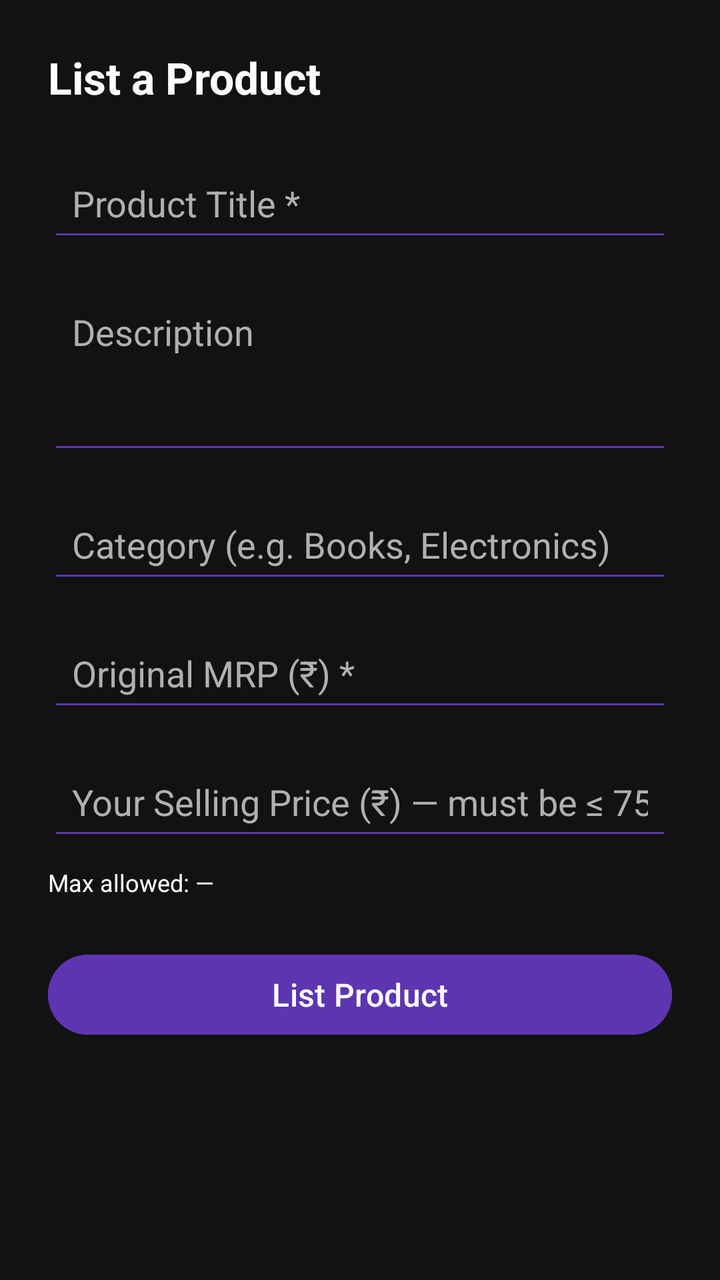
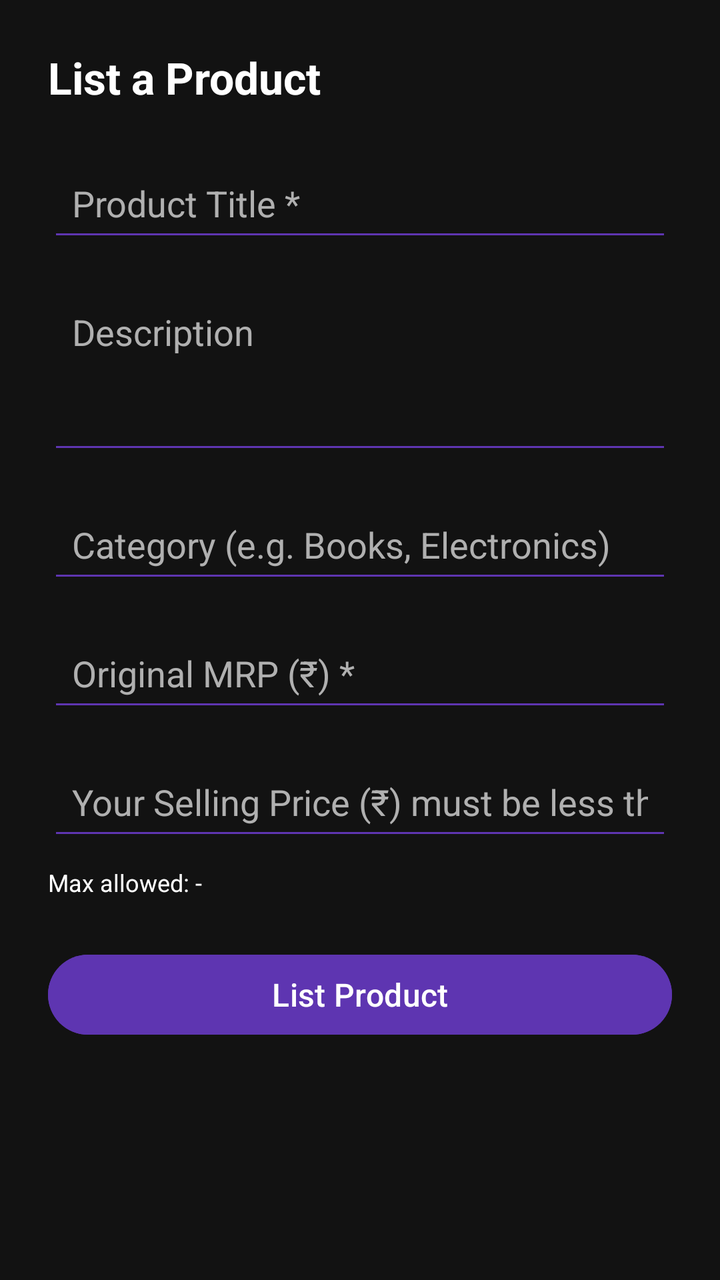

Before-and-after screenshots of an Android layout around one commit, followed by the original layout XML and the change that was made.
<!-- AndroidManifest.xml: application theme Theme.CampusCycle -->
<!-- res/layout/activity_add_product.xml -->
<?xml version="1.0" encoding="utf-8"?>
<ScrollView xmlns:android="http://schemas.android.com/apk/res/android"
    android:layout_width="match_parent"
    android:layout_height="match_parent"
    android:background="@color/background">

    <LinearLayout
        android:layout_width="match_parent"
        android:layout_height="wrap_content"
        android:orientation="vertical"
        android:padding="24dp">

        <TextView
            android:layout_width="wrap_content"
            android:layout_height="wrap_content"
            android:text="List a Product"
            android:textSize="22sp"
            android:textStyle="bold"
            android:textColor="@color/textPrimary"
            android:layout_marginBottom="24dp"/>

        <EditText
            android:id="@+id/etTitle"
            android:layout_width="match_parent"
            android:layout_height="wrap_content"
            android:hint="Product Title *"
            android:inputType="textCapSentences"
            android:layout_marginBottom="16dp"
            android:padding="12dp"
            android:textColor="@color/textPrimary"
            android:textColorHint="@color/textSecondary"
            android:backgroundTint="@color/primary"/>

        <EditText
            android:id="@+id/etDescription"
            android:layout_width="match_parent"
            android:layout_height="wrap_content"
            android:hint="Description"
            android:inputType="textMultiLine"
            android:minLines="3"
            android:gravity="top"
            android:layout_marginBottom="16dp"
            android:padding="12dp"
            android:textColor="@color/textPrimary"
            android:textColorHint="@color/textSecondary"
            android:backgroundTint="@color/primary"/>

        <EditText
            android:id="@+id/etCategory"
            android:layout_width="match_parent"
            android:layout_height="wrap_content"
            android:hint="Category (e.g. Books, Electronics)"
            android:inputType="textCapWords"
            android:layout_marginBottom="16dp"
            android:padding="12dp"
            android:textColor="@color/textPrimary"
            android:textColorHint="@color/textSecondary"
            android:backgroundTint="@color/primary"/>

        <EditText
            android:id="@+id/etMrp"
            android:layout_width="match_parent"
            android:layout_height="wrap_content"
            android:hint="Original MRP (₹) *"
            android:inputType="numberDecimal"
            android:layout_marginBottom="16dp"
            android:padding="12dp"
            android:textColor="@color/textPrimary"
            android:textColorHint="@color/textSecondary"
            android:backgroundTint="@color/primary"/>

        <EditText
            android:id="@+id/etPrice"
            android:layout_width="match_parent"
            android:layout_height="wrap_content"
            android:hint="Your Selling Price (₹) — must be ≤ 75% of MRP *"
            android:inputType="numberDecimal"
            android:layout_marginBottom="8dp"
            android:padding="12dp"
            android:textColor="@color/textPrimary"
            android:textColorHint="@color/textSecondary"
            android:backgroundTint="@color/primary"/>

        <TextView
            android:id="@+id/tvPriceHint"
            android:layout_width="wrap_content"
            android:layout_height="wrap_content"
            android:text="Max allowed: —"
            android:textColor="@color/textPrimary"
            android:textSize="12sp"
            android:layout_marginBottom="24dp"/>

        <Button
            android:id="@+id/btnSubmit"
            android:layout_width="match_parent"
            android:layout_height="wrap_content"
            android:text="List Product"
            android:backgroundTint="@color/primary"
            android:textColor="@color/white"
            android:textSize="16sp"/>

        <TextView
            android:id="@+id/tvError"
            android:layout_width="wrap_content"
            android:layout_height="wrap_content"
            android:textColor="@color/textPrimary"
            android:textSize="13sp"
            android:layout_marginTop="12dp"
            android:visibility="gone"/>

    </LinearLayout>
</ScrollView>
<!-- resources referenced by this layout -->
<resources>
  <color name="background">#121212</color>
  <color name="primary">#5E35B1</color>
  <color name="textPrimary">#FFFFFF</color>
  <color name="textSecondary">#B0B0B0</color>
  <color name="white">#FFFFFFFF</color>
  <style name="Theme.CampusCycle" parent="Theme.Material3.Dark.NoActionBar">
          <item name="colorPrimary">@color/primary</item>
          <item name="colorPrimaryVariant">@color/primaryDark</item>
          <item name="colorSecondary">@color/accent</item>
      </style>
  <color name="primaryDark">#4527A0</color>
  <color name="accent">#42A5F5</color>
</resources>

<!-- the commit's change to res/layout/activity_add_product.xml (unified diff, before → after) -->
@@ -73,7 +73,7 @@
             android:id="@+id/etPrice"
             android:layout_width="match_parent"
             android:layout_height="wrap_content"
-            android:hint="Your Selling Price (₹) — must be ≤ 75% of MRP *"
+            android:hint="Your Selling Price (₹) must be less than or equal to 75% of MRP *"
             android:inputType="numberDecimal"
             android:layout_marginBottom="8dp"
             android:padding="12dp"
@@ -85,7 +85,7 @@
             android:id="@+id/tvPriceHint"
             android:layout_width="wrap_content"
             android:layout_height="wrap_content"
-            android:text="Max allowed: —"
+            android:text="Max allowed: -"
             android:textColor="@color/textPrimary"
             android:textSize="12sp"
             android:layout_marginBottom="24dp"/>
